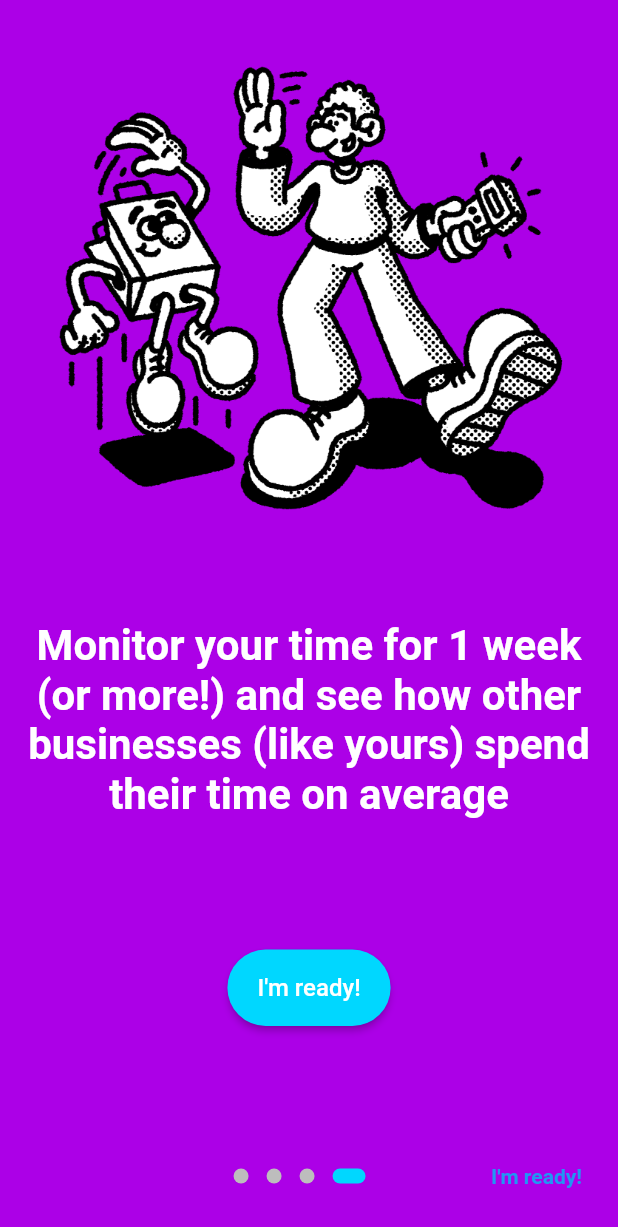
After one commit to nirkaufman/tito-client, a Flutter app: the screen it shows after launch, swiped to page 4, on a phone screen of 412 x 824 dp. The commit adds this screen. Shown: the top 1227 px of the screen. Run offline on Flutter 3.47's test engine with Material 2 defaults, Android fonts, the phone set to English and light mode, and no system bars; drawn by our look-alikes of introduction_screen; our stand-ins replace animated_text_kit, fl_chart, flip_card, flutter_svg, material_design_icons_flutter, stop_watch_timer.

```diff
--- a/tito_app/lib/config/constants.dart
+++ b/tito_app/lib/config/constants.dart
@@ -1,3 +1,4 @@
 String ANIMATED_SPLASH = '/SplashScreen',
     BUSINESS_PROFILE = '/BusinessProfile',
-    NAV_SCREEN = '/NavScreen';
+    NAV_SCREEN = '/NavScreen',
+    ONBOARDING = '/OnBoarding';
--- a/tito_app/lib/main.dart
+++ b/tito_app/lib/main.dart
@@ -27,6 +27,7 @@ class MyApp extends StatelessWidget {
       ),
       home: new SplashScreen(),
       routes: <String, WidgetBuilder>{
+        ONBOARDING: (BuildContext context) => new OnBoardingScreen(),
         NAV_SCREEN: (BuildContext context) => new NavScreen(),
       },
     );
--- a/tito_app/lib/screens/nav_screen.dart
+++ b/tito_app/lib/screens/nav_screen.dart
@@ -15,7 +15,7 @@ class _NavScreenState extends State<NavScreen>
     with SingleTickerProviderStateMixin {
   final List<Widget> _screens = [HomeScreen(), ReportScreen()];
   final List<NavTab> _tabs = [
-    NavTab(index: 0, icon: MdiIcons.home, text: 'Time Track'),
+    NavTab(index: 0, icon: MdiIcons.home, text: 'TapInTapOut'),
     NavTab(index: 1, icon: Icons.pie_chart, text: 'Report')
   ];
   late TabController _tabController;
--- /dev/null
+++ b/tito_app/lib/screens/onboarding_screen.dart
@@ -0,0 +1,88 @@
+import 'package:flutter/material.dart';
+import 'package:introduction_screen/introduction_screen.dart';
+import 'package:tito_app/data/tito_colors.dart';
+import 'package:tito_app/screens/screens.dart';
+import 'package:tito_app/widgets/widgets.dart';
+
+class OnBoardingScreen extends StatelessWidget {
+  @override
+  Widget build(BuildContext context) => SafeArea(
+        child: IntroductionScreen(
+          pages: [
+            PageViewModel(
+              title:
+                  'Time is your most valuable asset, and it\'s a limited resource',
+              body: '',
+              image: buildImage('assets/images/onboarding_1.png'),
+              decoration: getPageDecoration(TitoColors.green),
+            ),
+            PageViewModel(
+              title: 'Monitoring your time can be really hard',
+              body: '',
+              image: buildImage('assets/images/onboarding_2.png'),
+              decoration: getPageDecoration(TitoColors.red),
+            ),
+            PageViewModel(
+              title: 'But not with TapInTapOut!',
+              body: '',
+              image: buildImage('assets/images/onboarding_3.png'),
+              decoration: getPageDecoration(TitoColors.pink),
+            ),
+            PageViewModel(
+              title:
+                  'Monitor your time for 1 week (or more!) and see how other businesses (like yours) spend their time on average',
+              body: '',
+              footer: ButtonWidget(
+                text: 'I\'m ready!',
+                onClicked: () => goToHome(context),
+              ),
+              image: buildImage('assets/images/onboarding_4.png'),
+              decoration: getPageDecoration(TitoColors.purple),
+            ),
+          ],
+          done: Text('I\'m ready!',
+              style: TextStyle(fontWeight: FontWeight.w600)),
+          onDone: () => goToHome(context),
+          showSkipButton: true,
+          skip: Text('Skip'),
+          onSkip: () => goToHome(context),
+          next: Icon(Icons.arrow_forward),
+          dotsDecorator: getDotDecoration(),
+          onChange: (index) => print('Page $index selected'),
+          globalBackgroundColor: Theme.of(context).primaryColor,
+          skipFlex: 0,
+          nextFlex: 0,
+          // isProgressTap: false,
+          // isProgress: false,
+          // showNextButton: false,
+          // freeze: true,
+          // animationDuration: 1000,
+        ),
+      );
+
+  void goToHome(context) => Navigator.of(context).pushReplacement(
+        MaterialPageRoute(builder: (_) => NavScreen()),
+      );
+
+  Widget buildImage(String path) =>
+      Center(child: Image.asset(path, width: 350));
+
+  DotsDecorator getDotDecoration() => DotsDecorator(
+        color: Color(0xFFBDBDBD),
+        //activeColor: Colors.orange,
+        size: Size(10, 10),
+        activeSize: Size(22, 10),
+        activeShape: RoundedRectangleBorder(
+          borderRadius: BorderRadius.circular(24),
+        ),
+      );
+
+  PageDecoration getPageDecoration(Color pageColor) => PageDecoration(
+        titleTextStyle: TextStyle(
+            fontSize: 28, fontWeight: FontWeight.bold, color: Colors.white),
+        bodyTextStyle: TextStyle(fontSize: 20, color: Colors.white),
+        descriptionPadding: EdgeInsets.all(16).copyWith(bottom: 0),
+        imagePadding: EdgeInsets.all(24),
+        pageColor: pageColor,
+      );
+}
--- a/tito_app/lib/screens/screens.dart
+++ b/tito_app/lib/screens/screens.dart
@@ -2,3 +2,4 @@ export 'home_screen.dart';
 export 'nav_screen.dart';
 export 'business_profile.dart';
 export 'splash_screen.dart';
+export 'onboarding_screen.dart';
--- a/tito_app/lib/screens/splash_screen.dart
+++ b/tito_app/lib/screens/splash_screen.dart
@@ -23,7 +23,7 @@ class SplashScreenState extends State<SplashScreen>
   }
 
   void navigationPage() {
-    Navigator.of(context).pushReplacementNamed(NAV_SCREEN);
+    Navigator.of(context).pushReplacementNamed(ONBOARDING);
   }
 
   @override
@@ -71,7 +71,7 @@ class SplashScreenState extends State<SplashScreen>
               new SizedBox(
                 width: double.infinity,
                 child: TextLiquidFill(
-                  text: 'Time Track',
+                  text: 'TapInTapOut',
                   waveColor: Colors.white,
                   loadDuration: const Duration(seconds: 2),
                   boxBackgroundColor: Palette.nextBlue,
--- /dev/null
+++ b/tito_app/lib/widgets/button.dart
@@ -0,0 +1,21 @@
+import 'package:flutter/material.dart';
+
+class ButtonWidget extends StatelessWidget {
+  final String text;
+  final VoidCallback onClicked;
+
+  const ButtonWidget({Key? key, required this.text, required this.onClicked})
+      : super(key: key);
+
+  @override
+  Widget build(BuildContext context) => RaisedButton(
+        onPressed: onClicked,
+        color: Theme.of(context).primaryColor,
+        shape: StadiumBorder(),
+        padding: EdgeInsets.symmetric(horizontal: 20, vertical: 16),
+        child: Text(
+          text,
+          style: TextStyle(color: Colors.white, fontSize: 16),
+        ),
+      );
+}
--- a/tito_app/lib/widgets/widgets.dart
+++ b/tito_app/lib/widgets/widgets.dart
@@ -3,3 +3,4 @@ export 'category_item.dart';
 export 'custom_tab_bar.dart';
 export 'indicator.dart';
 export 'start_watch_timer.dart';
+export 'button.dart';
```
Also changed, not shown: tito_app/pubspec.yaml (+9 -0 lines), tito_app/assets/images/ebook.png (added), tito_app/assets/images/learn.png (added), tito_app/assets/images/manthumbs.png (added), tito_app/assets/images/onboarding_1.png (added), tito_app/assets/images/onboarding_2.png (added), tito_app/assets/images/onboarding_3.png (added), tito_app/assets/images/onboarding_4.png (added), tito_app/assets/images/readingbook.png (added), tito_app/pubspec.lock.
